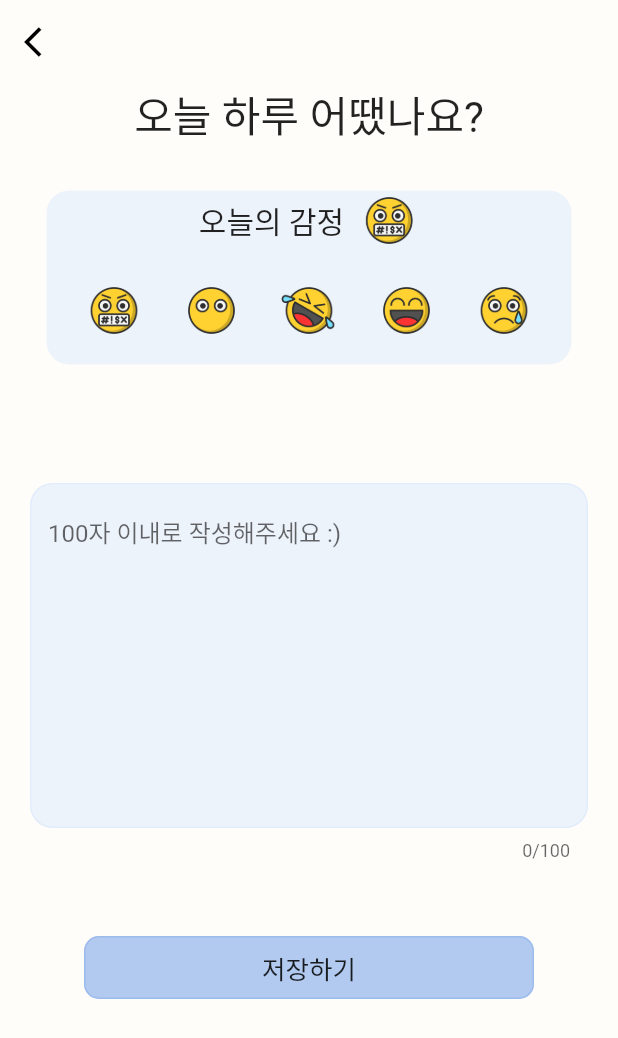
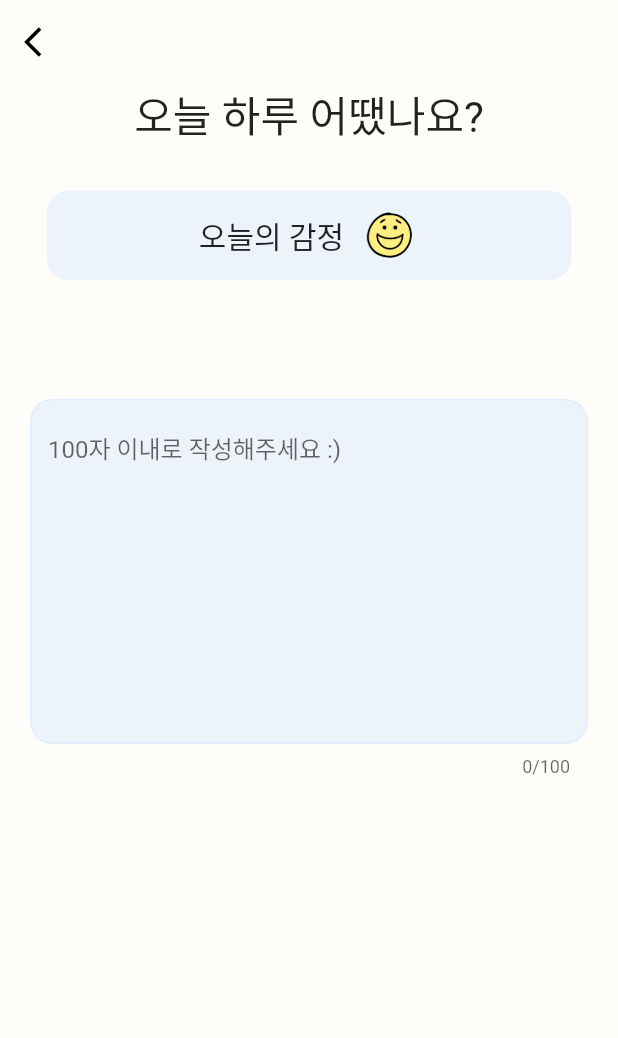
Before and after one commit to CUK-CATSTONES/today_dot, a Flutter app: the screen it shows after launch, after a tap on the "add" icon, on a phone screen of 412 x 824 dp. Shown: the top 1038 px of the screen. Run offline on Flutter 3.47's test engine with Material 2 defaults, Android fonts, the phone set to English and light mode, and no system bars; our stand-ins replace cloud_firestore, firebase_auth, firebase_core, get, shared_preferences; missing offline and left inert: dart:html; accounts and stored records are empty.

Commit message:
MODIFIED: edit diary screen UI 및 로직 수정

```diff
--- a/lib/view/screen/edit_diary_screen.dart
+++ b/lib/view/screen/edit_diary_screen.dart
@@ -13,28 +13,27 @@ class EditDiaryScreen extends StatefulWidget {
 }
 
 class _EditDiaryScreenState extends State<EditDiaryScreen> {
-  @override
-  Widget build(BuildContext context) {
-    List<String> EmojiList = [
-      'images/angry_emoji.png',
-      'images/blank_emoji.png',
-      'images/funny_emoji.png',
-      'images/happy_emoji.png',
-      'images/sad_emoji.png',
+  List<String> emojiList = [
+    'images/happy.png',
+    'images/hmm.png',
+    'images/yummy.png',
+    'images/wink.png',
+    'images/dizzy.png',
+    'images/angry.png',
+    'images/smile.png',
+    'images/sad.png',
   ];
-    final firestore = FirebaseFirestore.instance;
   bool isVisible = false;
   bool isClicked = false;
-    String _currentEmoji = 'images/angry_emoji.png';
-    // String current(String value) {
-    //   setState(() {
-    //     _currentEmoji = value;
-    //   });
-    //   return
-    // }
+  String currentEmoji = 'images/happy.png';
+  late int pickEmojiIndex;
+
   TextEditingController content = TextEditingController();
   EditDiaryController editcontroller = EditDiaryController();
   final GlobalKey<FormState> _formKey = GlobalKey<FormState>();
+  FocusNode textFocus = FocusNode();
+  @override
+  Widget build(BuildContext context) {
     return Scaffold(
       resizeToAvoidBottomInset: false,
       appBar: AppBar(
@@ -54,19 +53,54 @@ class _EditDiaryScreenState extends State<EditDiaryScreen> {
           color: const Color(0xFFFFFDF9),
           child: Align(
             child: Column(
-              // mainAxisAlignment: MainAxisAlignment.spaceEvenly,
+              // mainAxisAlignment: MainAxisAlignment.start,
               children: [
                 const Text('오늘 하루 어땠나요?', style: TextStyle(fontSize: 28.0)),
                 Padding(
                   padding: const EdgeInsets.symmetric(vertical: 30.0),
+                  child: InkWell(
+                    onTap: () => Get.bottomSheet(
+                      Padding(
+                        padding: const EdgeInsets.symmetric(vertical: 25.0),
+                        child: Row(
+                          mainAxisAlignment: MainAxisAlignment.spaceEvenly,
+                          children: List.generate(
+                            emojiList.length,
+                            (index) => InkWell(
+                              onTap: () {
+                                print(emojiList[index]);
+                                print('index: $index');
+                                setState(() {
+                                  isClicked = true;
+                                  pickEmojiIndex = index;
+                                  currentEmoji = emojiList[index];
+                                  editcontroller.emoji = currentEmoji;
+                                });
+                                print('currentEmoji: $currentEmoji');
+                                print(
+                                    'editcontroller.emoji: ${editcontroller.emoji}');
+                                print('pickEmojiIndex: $pickEmojiIndex');
+                                print('isClicked: $isClicked');
+                                print('----');
+                                Get.back();
+                              },
+                              child: Image.asset(emojiList[index],
+                                  width: 40, height: 40),
+                            ),
+                          ),
+                        ),
+                      ),
+                      backgroundColor: Colors.white,
+                    ),
                     child: Container(
                       width: 350,
-                    height: 116,
+                      height: 60,
                       decoration: BoxDecoration(
                         color: const Color(0x4dC4DDFF),
                         borderRadius: BorderRadius.circular(15.0),
                       ),
                       child: Column(
+                        mainAxisAlignment: MainAxisAlignment.center,
                         children: [
                           Row(
                             mainAxisAlignment: MainAxisAlignment.center,
@@ -77,32 +111,14 @@ class _EditDiaryScreenState extends State<EditDiaryScreen> {
                               ),
                               const SizedBox(width: 10.0),
                               Image.asset(
-                              _currentEmoji,
+                                currentEmoji,
                                 width: 40.0,
                                 height: 40.0,
                               ),
                             ],
                           ),
-                        const SizedBox(height: 20.0),
-                        Row(
-                          mainAxisAlignment: MainAxisAlignment.spaceEvenly,
-                          children: List.generate(
-                            EmojiList.length,
-                            (index) => InkWell(
-                              onTap: () {
-                                print('clicked');
-                                print(EmojiList[index]);
-                                setState(() {
-                                  _currentEmoji = EmojiList[index];
-                                  print('_currentEmoji: $_currentEmoji');
-                                });
-                              },
-                              child: Image.asset(EmojiList[index],
-                                  width: 40, height: 40),
+                        ],
                       ),
-                          ),
-                        ),
-                      ],
                     ),
                   ),
                 ),
@@ -112,10 +128,18 @@ class _EditDiaryScreenState extends State<EditDiaryScreen> {
                     key: _formKey,
                     autovalidateMode: AutovalidateMode.onUserInteraction,
                     child: TextFieldWidget(
+                      focusNode: textFocus,
                       controller: content,
                       validator: (value) {
                         editcontroller.content = value;
-                        print('109 : ${content.text}');
+                      },
+                      onchanged: (value) {
+                        if (value.contains('.')) {
+                          print('contain!!');
+                          textFocus.unfocus();
+                          isVisible = true;
+                        }
+                        print(isVisible);
                       },
                       fieldTitle: '',
                       hintText: '100자 이내로 작성해주세요 :)',
@@ -125,17 +149,22 @@ class _EditDiaryScreenState extends State<EditDiaryScreen> {
                     ),
                   ),
                 ),
-                ButtonWidget(
+                Visibility(
+                  visible: isVisible ? true : false,
+                  child: ButtonWidget(
                     label: '저장하기',
                     onTap: () {
                       print('저장 버튼 클릭');
                       Map<String, dynamic> map = {
-                        'emoji': 'images/angry_emoji.png',
+                        'emoji': editcontroller.emoji,
                         'content': editcontroller.content,
                       };
                       print(map);
                       editcontroller.addDiaryToDB(map);
-                    }),
+                    },
+                    bgColor: const Color(0xb392B4EC),
+                  ),
+                ),
               ],
             ),
           ),
--- a/lib/view/screen/home_screen.dart
+++ b/lib/view/screen/home_screen.dart
@@ -43,7 +43,6 @@ class _HomeScreenState extends State<HomeScreen> {
       floatingActionButton: FloatingActionButton(
         backgroundColor: const Color(0xffffffff),
         onPressed: () {
-          print("add diary");
           Get.offAllNamed('/editDiary');
         },
         child: const Icon(
@@ -116,7 +115,6 @@ class _HomeScreenState extends State<HomeScreen> {
                         final diaries = snapshot.data!.docs;
                         for (var diary in diaries) {
                           final docID = diary.reference.id;
-                          print('docID:: $docID');
                           final diaryDate = diary.get('date');
                           final diaryEmoji = diary.get('emoji');
                           final diaryContent = diary.get('content');
--- a/lib/view/widget/textfield_widget.dart
+++ b/lib/view/widget/textfield_widget.dart
@@ -12,6 +12,7 @@ class TextFieldWidget extends StatelessWidget {
   final FocusNode? focusNode;
   final double? borderRadius;
   final int? maxLength;
+  final ValueChanged<String>? onchanged;
   bool isEmailCorrected = true;
 
   TextFieldWidget({
@@ -24,6 +25,7 @@ class TextFieldWidget extends StatelessWidget {
     this.focusNode,
     this.borderRadius,
     this.maxLength,
+    this.onchanged,
     required this.validator,
   }) : super(key: key);
 
@@ -43,6 +45,7 @@ class TextFieldWidget extends StatelessWidget {
             focusNode: focusNode,
             // autovalidateMode: AutovalidateMode.onUserInteraction,
             autofocus: fieldTitle!.contains('아이디') ? true : false,
+            onChanged: onchanged,
             // keyboardType: fieldTitle!.contains('아이디')
             //     ? TextInputType.emailAddress
             //     : TextInputType.text,
```
Also changed, not shown: images/angry.png (added), images/angry_emoji.png (deleted), images/blank_emoji.png (deleted), images/dizzy.png (added), images/funny_emoji.png (deleted), images/happy.png (added), images/happy_emoji.png (deleted), images/hmm.png (added), images/sad.png (added), images/sad_emoji.png (deleted), images/smile.png (added), images/wink.png (added), images/yummy.png (added). Lines whose indentation alone changed are shown as unchanged.
